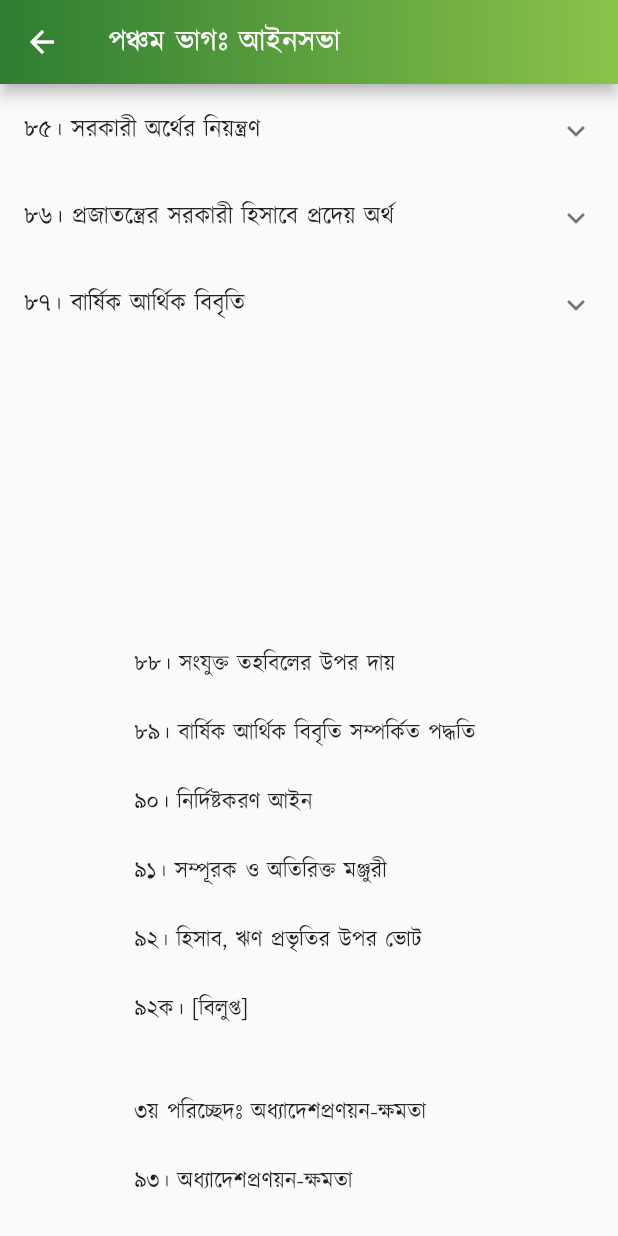
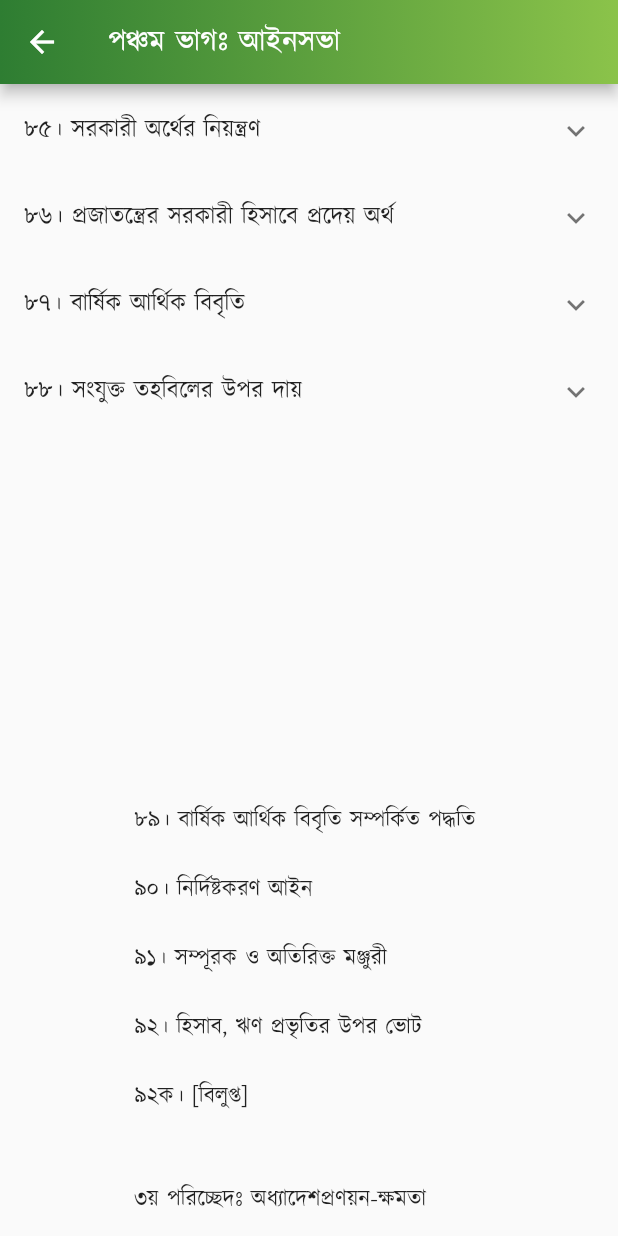
Before and after one commit to Azimul-Haque/flutter-onesignal, a Flutter app: the PartFive screen opened directly, scrolled down 1384 dp, on a phone screen of 412 x 824 dp. Run offline on Flutter 3.47's test engine with Material 2 defaults, Android fonts, the phone set to English and light mode, and no system bars; our stand-ins replace fluttertoast, package_info_plus, percent_indicator, shared_preferences, sqflite; missing offline and left inert: blinking_text, flutter_share, onesignal_flutter, slide_popup_dialog; accounts and stored records are empty; network calls fail.

Commit message:
Commit Fri 04/29/2022 13:09:43.23 28090

```diff
--- a/lib/pages/constitution/part5.dart
+++ b/lib/pages/constitution/part5.dart
@@ -497,7 +497,27 @@ class PartFive extends StatelessWidget {
             children: <Widget>[
               ListTile(
                   title: SelectableText(
-                '৮৬। প্রজাতন্ত্রের সরকারী হিসাবে জমা হইবে- \n(ক) রাজস্ব কিংবা এই সংবিধানের ৮৪ অনুচ্ছেদের (১) দফার কারণে যেরূপ অর্থ সংযুক্ত তহবিলের অংশে পরিণত হইবে, তাহা ব্যতীত প্রজাতন্ত্রের কর্মে নিযুক্ত কিংবা প্রজাতন্ত্রের বিষয়াবলীর সহিত সংশ্লিষ্ট কোন ব্যক্তি কর্তৃক প্রাপ্ত বা ব্যক্তির নিকট জমা রহিয়াছে, এইরূপ সকল অর্থ; অথবা \n(খ) যে কোন মোকদ্দমা, বিষয়, হিসাব বা ব্যক্তি বাবদ যে কোন আদালত কর্তৃক প্রাপ্ত বা আদালতের নিকট জমা রহিয়াছে, এইরূপ সকল অর্থ।',
+                '৮৭। (১) প্রত্যেক অর্থ-বৎসর সম্পর্কে উক্ত বৎসরের জন্য সরকারের অনুমিত আয় ও ব্যয়-সংবলিত একটি বিবৃতি (এই ভাগে "বার্ষিক আর্থিক বিবৃতি" নামে অভিহিত) সংসদে উপস্থাপিত হইবে।',
+                textAlign: TextAlign.justify,
+              )),
+              ListTile(
+                  title: SelectableText(
+                '(২) বার্ষিক আর্থিক বিবৃতিতে পৃথক পৃথকভাবে \n(ক) এই সংবিধানের দ্বারা বা অধীন সংযুক্ত তহবিলের উপর দায়রূপে বর্ণিত ব্যয় নির্বাহের জন্য প্রয়োজনীয় অর্থ, এবং \n(খ) সংযুক্ত তহবিল হইতে ব্যয় করা হইবে, এইরূপ প্রস্তাবিত অন্যান্য ব্যয় নির্বাহের জন্য প্রয়োজনীয় অর্থ, প্রদর্শিত হইবে এবং অন্যান্য ব্যয় হইতে রাজস্ব খাতের ব্যয় পৃথক করিয়া প্রদর্শিত হইবে।।',
+                textAlign: TextAlign.justify,
+              )),
+            ],
+          ),
+          ExpansionTile(
+            title: Text('৮৮। সংযুক্ত তহবিলের উপর দায়'),
+            children: <Widget>[
+              ListTile(
+                  title: SelectableText(
+                '৮৭। (১) প্রত্যেক অর্থ-বৎসর সম্পর্কে উক্ত বৎসরের জন্য সরকারের অনুমিত আয় ও ব্যয়-সংবলিত একটি বিবৃতি (এই ভাগে "বার্ষিক আর্থিক বিবৃতি" নামে অভিহিত) সংসদে উপস্থাপিত হইবে।',
+                textAlign: TextAlign.justify,
+              )),
+              ListTile(
+                  title: SelectableText(
+                '(২) বার্ষিক আর্থিক বিবৃতিতে পৃথক পৃথকভাবে \n(ক) এই সংবিধানের দ্বারা বা অধীন সংযুক্ত তহবিলের উপর দায়রূপে বর্ণিত ব্যয় নির্বাহের জন্য প্রয়োজনীয় অর্থ, এবং \n(খ) সংযুক্ত তহবিল হইতে ব্যয় করা হইবে, এইরূপ প্রস্তাবিত অন্যান্য ব্যয় নির্বাহের জন্য প্রয়োজনীয় অর্থ, প্রদর্শিত হইবে এবং অন্যান্য ব্যয় হইতে রাজস্ব খাতের ব্যয় পৃথক করিয়া প্রদর্শিত হইবে।।',
                 textAlign: TextAlign.justify,
               )),
             ],
@@ -506,7 +526,7 @@ class PartFive extends StatelessWidget {
             padding: EdgeInsets.all(15),
             child: Column(children: <Widget>[
               Text(
-                "\n\n \n\n \n\n \n\n৮৮। সংযুক্ত তহবিলের উপর দায় \n\n৮৯। বার্ষিক আর্থিক বিবৃতি সম্পর্কিত পদ্ধতি \n\n৯০। নির্দিষ্টকরণ আইন \n\n৯১। সম্পূরক ও অতিরিক্ত মঞ্জুরী \n\n৯২। হিসাব, ঋণ প্রভৃতির উপর ভোট \n\n৯২ক। [বিলুপ্ত] \n\n\n৩য় পরিচ্ছেদঃ অধ্যাদেশপ্রণয়ন-ক্ষমতা \n\n৯৩। অধ্যাদেশপ্রণয়ন-ক্ষমতা",
+                "\n\n \n\n \n\n \n\n \n\n৮৯। বার্ষিক আর্থিক বিবৃতি সম্পর্কিত পদ্ধতি \n\n৯০। নির্দিষ্টকরণ আইন \n\n৯১। সম্পূরক ও অতিরিক্ত মঞ্জুরী \n\n৯২। হিসাব, ঋণ প্রভৃতির উপর ভোট \n\n৯২ক। [বিলুপ্ত] \n\n\n৩য় পরিচ্ছেদঃ অধ্যাদেশপ্রণয়ন-ক্ষমতা \n\n৯৩। অধ্যাদেশপ্রণয়ন-ক্ষমতা",
                 style:
                     TextStyle(color: Colors.black87, fontSize: 15, height: 1.5),
                 textAlign: TextAlign.justify,
```
